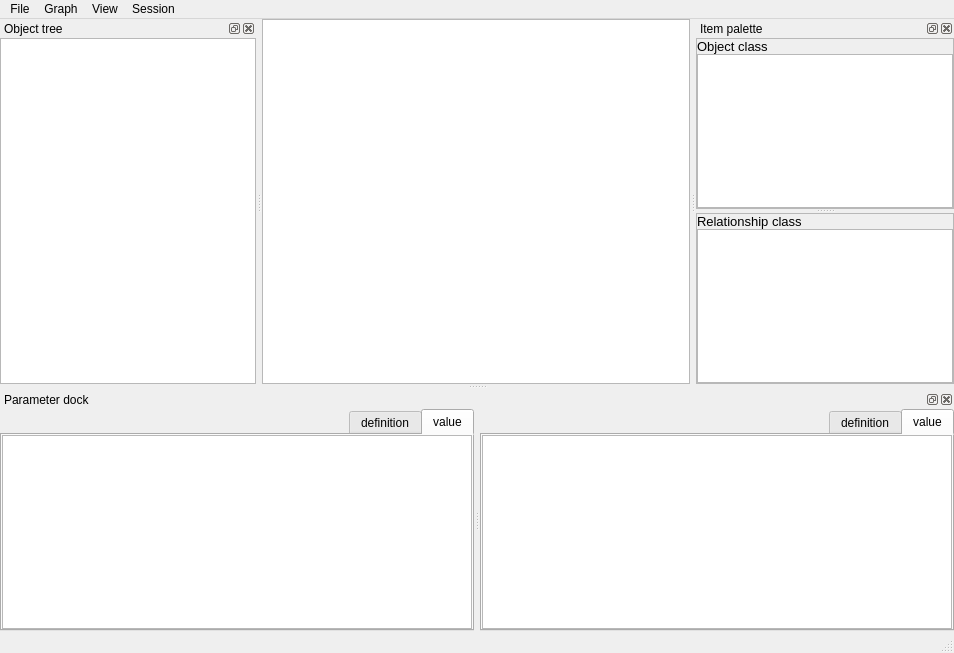
This is spinetoolbox/ui/graph_view_form.ui in spine-tools/Spine-Toolbox as Qt 5 draws it before an edit. The edited form follows.
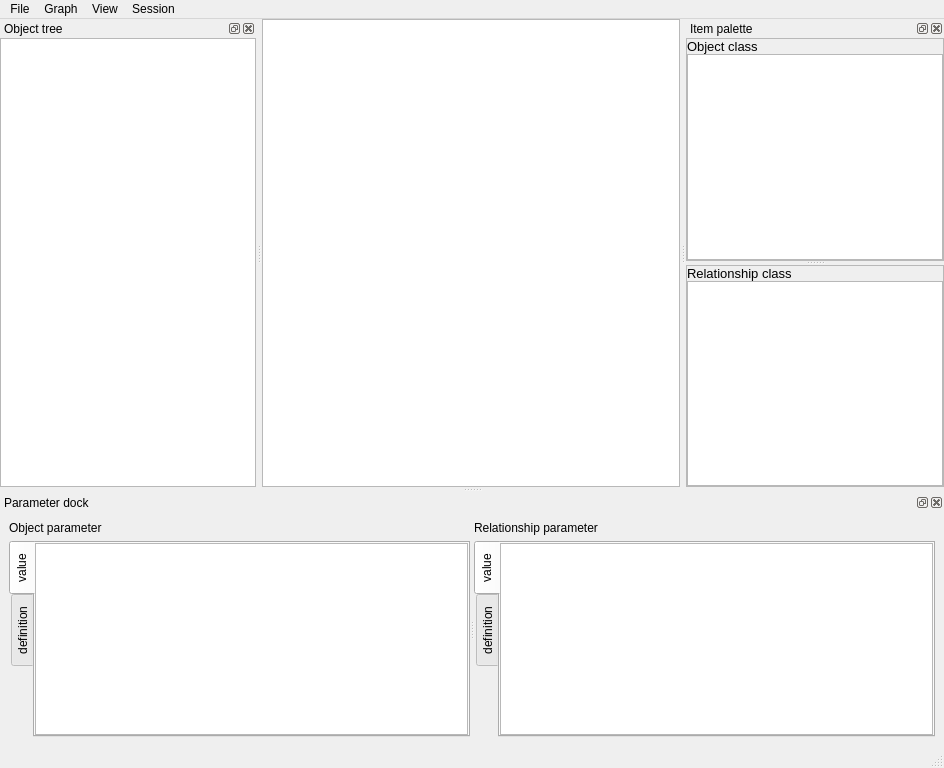
This is the edited form. Icons and pictures are not drawn. Custom widgets are drawn as their Qt base class.

Commit message: Issue #253 updated: initial support for adding, editing and removing parameter tags.

```diff
--- a/spinetoolbox/ui/graph_view_form.ui
+++ b/spinetoolbox/ui/graph_view_form.ui
@@ -18,8 +18,8 @@
    <rect>
     <x>0</x>
     <y>0</y>
-    <width>954</width>
-    <height>653</height>
+    <width>944</width>
+    <height>768</height>
    </rect>
   </property>
   <property name="windowTitle">
@@ -65,8 +65,8 @@
     <rect>
      <x>0</x>
      <y>0</y>
-     <width>954</width>
-     <height>21</height>
+     <width>944</width>
+     <height>28</height>
     </rect>
    </property>
    <widget class="QMenu" name="menuGraph">
@@ -406,33 +406,28 @@
     <number>8</number>
    </attribute>
    <widget class="QWidget" name="dockWidgetContents_parameter">
-    <layout class="QVBoxLayout" name="verticalLayout_7">
-     <property name="spacing">
-      <number>0</number>
-     </property>
-     <property name="leftMargin">
-      <number>0</number>
-     </property>
-     <property name="topMargin">
-      <number>0</number>
-     </property>
-     <property name="rightMargin">
-      <number>0</number>
-     </property>
-     <property name="bottomMargin">
-      <number>0</number>
-     </property>
+    <layout class="QVBoxLayout" name="verticalLayout_12">
      <item>
       <widget class="QSplitter" name="splitter_object_relationship_parameter">
        <property name="orientation">
         <enum>Qt::Horizontal</enum>
        </property>
-       <property name="handleWidth">
-        <number>6</number>
-       </property>
+       <widget class="QWidget" name="verticalLayoutWidget">
+        <layout class="QVBoxLayout" name="verticalLayout_11">
+         <item>
+          <widget class="QLabel" name="label_3">
+           <property name="text">
+            <string>Object parameter</string>
+           </property>
+          </widget>
+         </item>
+         <item>
        <widget class="QTabWidget" name="tabWidget_object_parameter">
         <property name="layoutDirection">
-         <enum>Qt::RightToLeft</enum>
+            <enum>Qt::LeftToRight</enum>
+           </property>
+           <property name="tabPosition">
+            <enum>QTabWidget::West</enum>
         </property>
         <property name="currentIndex">
          <number>0</number>
@@ -502,9 +497,25 @@
          </layout>
         </widget>
        </widget>
+         </item>
+        </layout>
+       </widget>
+       <widget class="QWidget" name="verticalLayoutWidget_2">
+        <layout class="QVBoxLayout" name="verticalLayout_7">
+         <item>
+          <widget class="QLabel" name="label_4">
+           <property name="text">
+            <string>Relationship parameter</string>
+           </property>
+          </widget>
+         </item>
+         <item>
        <widget class="QTabWidget" name="tabWidget_relationship_parameter">
         <property name="layoutDirection">
-         <enum>Qt::RightToLeft</enum>
+            <enum>Qt::LeftToRight</enum>
+           </property>
+           <property name="tabPosition">
+            <enum>QTabWidget::West</enum>
         </property>
         <property name="currentIndex">
          <number>0</number>
@@ -573,6 +584,9 @@
           </item>
          </layout>
         </widget>
+          </widget>
+         </item>
+        </layout>
        </widget>
       </widget>
      </item>
```
Left out of the diff: 2 changed lines with no effect on the pictures. Lines whose indentation alone changed are shown as unchanged. The commit also changes 10 other files.
